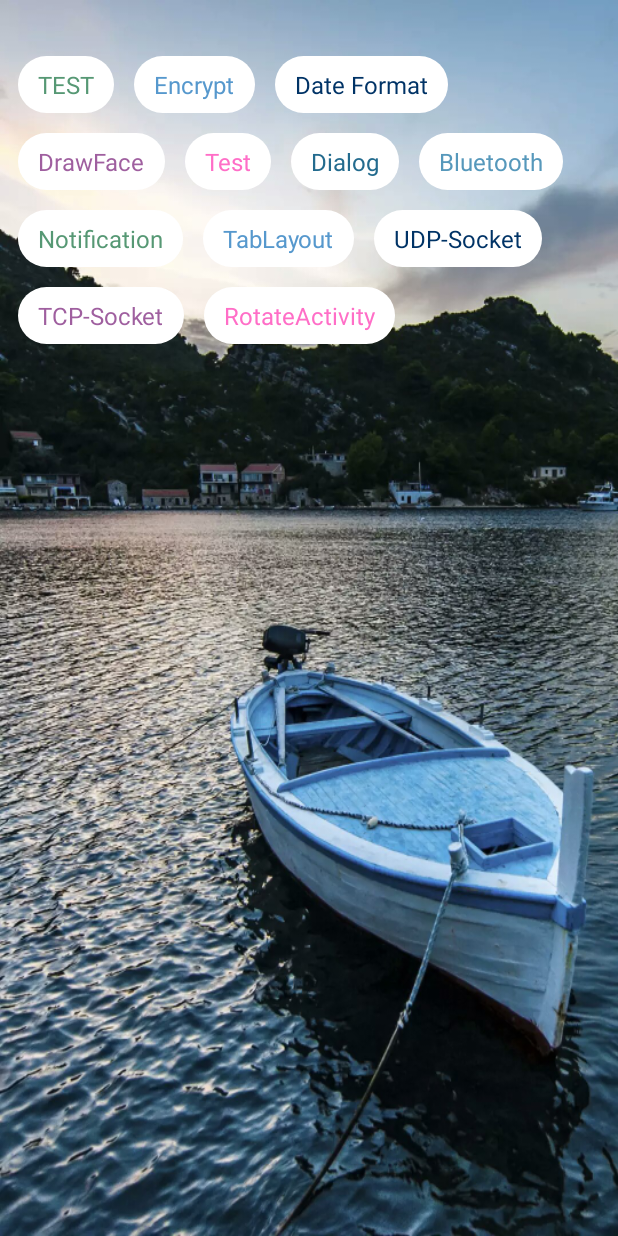
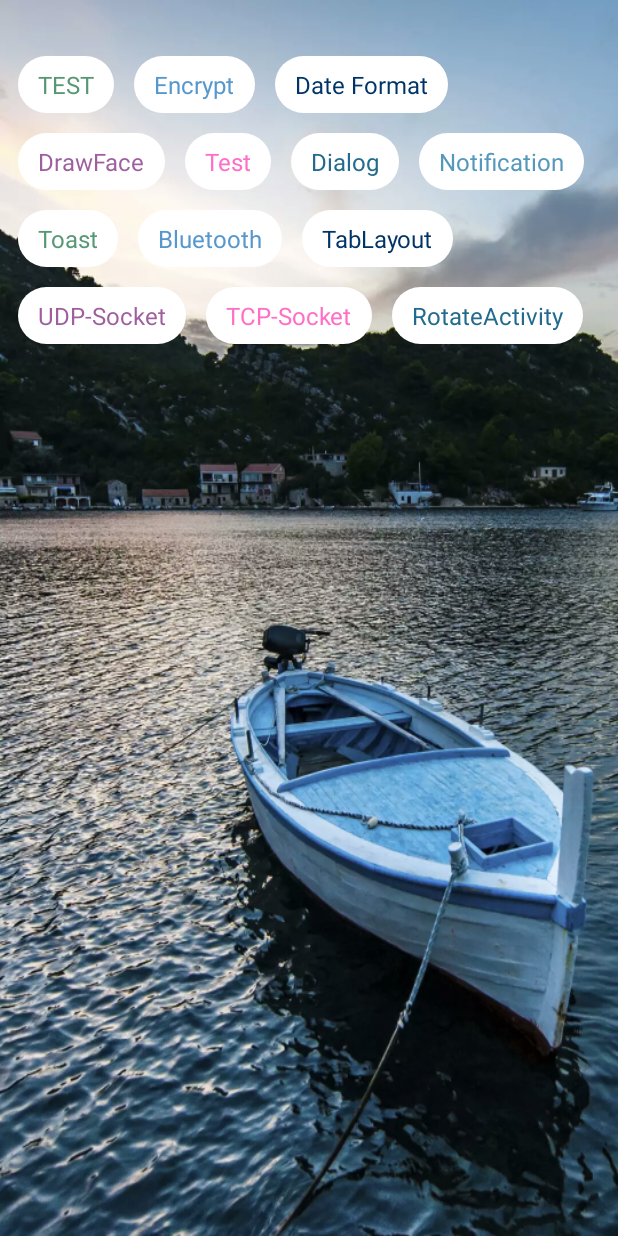
Before and after one commit to ansen360/CodeRepository, an Android app: the screen it shows after launch (MainActivity), on a phone screen of 412 x 824 dp. Run offline under Robolectric (Android 15) with nearby library versions, the phone set to English and light mode, and no system bars.

Commit message:
update toast utils

```diff
--- a/app/src/main/java/org/code/activity/DialogActivity.java
+++ b/app/src/main/java/org/code/activity/DialogActivity.java
@@ -16,9 +16,9 @@ import org.code.common.ToastUtils;
 /**
  * Created by Ansen on 2015/09/08 18:21.
  *
- * @E-mail: tomorrow_p@163.com
- * @Blog: http://blog.csdn.net/qq_25804863
- * @Github: https://github.com/ansen360
+ * @E-mail: ansen360@126.com
+ * @Blog: "http://blog.csdn.net/qq_25804863"
+ * @Github: "https://github.com/ansen360"
  * @PROJECT_NAME: CodeRepository
  * @PACKAGE_NAME: com.tomorrow_p.activity
  * @Description: TODO
--- a/app/src/main/java/org/code/common/GPSManager.java
+++ b/app/src/main/java/org/code/common/GPSManager.java
@@ -55,7 +55,7 @@ public class GPSManager {
         Intent GPSIntent = new Intent();
         GPSIntent.setClassName("com.android.settings", "com.android.settings.widget.SettingsAppWidgetProvide");
         GPSIntent.addCategory("android.intent.category.ALTERNATIVE");
-        GPSIntent.setData(Uri.parse("custom:3"));
+        GPSIntent.setData(Uri.parse("toast:3"));
 
         try {
             //使用PendingIntent发送广播告诉手机去开启GPS功能
--- /dev/null
+++ b/app/src/main/res/drawable/ic_toast_error.xml
@@ -0,0 +1,9 @@
+<vector xmlns:android="http://schemas.android.com/apk/res/android"
+        android:width="192dp"
+        android:height="192dp"
+        android:viewportWidth="192.0"
+        android:viewportHeight="192.0">
+    <path
+        android:pathData="M96,84.67C110.89,69.79 125.77,54.89 140.67,40C144.45,43.77 148.22,47.54 152,51.31C137.11,66.21 122.2,81.1 107.32,96C122.2,110.9 137.1,125.78 152,140.67C148.22,144.45 144.45,148.22 140.67,152C125.77,137.11 110.9,122.2 96,107.32C81.1,122.21 66.21,137.11 51.31,152C47.54,148.23 43.79,144.45 40,140.7C54.85,125.77 69.79,110.91 84.67,96C69.78,81.1 54.89,66.21 40,51.31C43.89,47.6 47.44,43.51 51.56,40.05C66.17,55.11 81.21,69.77 96,84.67Z"
+        android:fillColor="#ffffff"/>
+</vector>
--- /dev/null
+++ b/app/src/main/res/drawable/ic_toast_info.xml
@@ -0,0 +1,15 @@
+<vector xmlns:android="http://schemas.android.com/apk/res/android"
+        android:width="192dp"
+        android:height="192dp"
+        android:viewportWidth="192.0"
+        android:viewportHeight="192.0">
+    <path
+        android:pathData="M84.53,16.82C100.48,14.52 117.13,17.11 131.56,24.33C147.13,32.03 160.03,44.95 167.71,60.52C176.04,77.23 178.16,96.89 173.7,115.01C169.79,131.2 160.61,146.05 147.92,156.83C136.66,166.48 122.67,172.91 107.99,175.08C91.14,177.66 73.47,174.69 58.44,166.64C42.07,157.97 28.91,143.43 21.93,126.27C14.34,107.83 14.04,86.52 21.09,67.86C30.91,41.01 56.17,20.62 84.53,16.82M86.48,32.71C72.1,34.82 58.59,42.09 48.81,52.82C38.08,64.45 31.92,80.17 32.01,96C31.93,111.35 37.71,126.6 47.86,138.1C58.03,149.78 72.56,157.59 87.95,159.48C102.05,161.3 116.73,158.23 128.88,150.85C141.59,143.25 151.51,131.11 156.39,117.12C161.38,103.03 161.16,87.18 155.79,73.23C150.06,58.1 138.35,45.37 123.77,38.37C112.3,32.75 99.1,30.82 86.48,32.71Z"
+        android:fillColor="#ffffff"/>
+    <path
+        android:pathData="M88,56C93.33,56 98.67,56 104,56C104,61.33 104,66.67 104,72C98.67,72 93.33,72 88,72C88,66.67 88,61.33 88,56Z"
+        android:fillColor="#ffffff"/>
+    <path
+        android:pathData="M88,88C93.33,88 98.67,88 104,88C104,104 104,120 104,136C98.67,136 93.33,136 88,136C88,120 88,104 88,88Z"
+        android:fillColor="#ffffff"/>
+</vector>
--- /dev/null
+++ b/app/src/main/res/drawable/ic_toast_success.xml
@@ -0,0 +1,8 @@
+<?xml version="1.0" encoding="utf-8"?>
+<vector xmlns:android="http://schemas.android.com/apk/res/android" android:viewportWidth="192"
+    android:viewportHeight="192" android:width="192dp" android:height="192dp">
+    <group android:name="#ffffffff">
+        <path android:fillColor="#FFFFFF"
+            android:pathData=" M 72.00 129.35 C 100.24 101.14 128.43 72.88 156.69 44.68 C 160.45 48.46 164.23 52.22 168.00 56.00 C 136.00 88.00 104.00 120.00 72.00 152.00 C 57.10 137.11 42.20 122.21 27.31 107.31 C 31.09 103.54 34.85 99.75 38.64 96.00 C 49.75 107.13 60.87 118.24 72.00 129.35 Z" />
+    </group>
+</vector>
--- /dev/null
+++ b/app/src/main/res/drawable/ic_toast_warning.xml
@@ -0,0 +1,15 @@
+<vector xmlns:android="http://schemas.android.com/apk/res/android"
+        android:width="192dp"
+        android:height="192dp"
+        android:viewportWidth="192.0"
+        android:viewportHeight="192.0">
+    <path
+        android:pathData="M84.5,16.82C100.41,14.52 117.01,17.11 131.42,24.27C146.57,31.73 159.22,44.13 166.98,59.13C175.12,74.63 177.84,92.86 174.74,110.08C171.63,127.91 162.14,144.51 148.46,156.35C137.37,166.03 123.55,172.56 109.02,174.91C92.36,177.69 74.83,175.04 59.78,167.36C43.43,159.1 30.11,145.03 22.77,128.25C15.98,112.93 14.27,95.46 17.8,79.09C21.11,63.45 29.32,48.92 40.93,37.94C52.8,26.61 68.25,19.11 84.5,16.82M86.48,32.71C72.58,34.74 59.46,41.55 49.78,51.72C38.91,62.97 32.45,78.34 32.04,93.99C31.49,109.27 36.69,124.67 46.42,136.47C55.8,148.01 69.32,156.12 83.96,158.85C98.98,161.75 115.03,159.06 128.23,151.28C141.02,143.87 151.06,131.87 156.11,117.97C161.38,103.65 161.26,87.44 155.8,73.2C150.51,59.21 140.12,47.23 127.02,40.01C114.8,33.17 100.3,30.63 86.48,32.71Z"
+        android:fillColor="#ffffff"/>
+    <path
+        android:pathData="M88,56C93.33,56 98.67,56 104,56C104,72 104,88 104,104C98.67,104 93.33,104 88,104C88,88 88,72 88,56Z"
+        android:fillColor="#ffffff"/>
+    <path
+        android:pathData="M88,120C93.33,120 98.67,120 104,120C104,125.33 104,130.67 104,136C98.67,136 93.33,136 88,136C88,130.67 88,125.33 88,120Z"
+        android:fillColor="#ffffff"/>
+</vector>
```
Also changed, not shown: app/src/main/java/org/code/MainActivity.java (+24 -17 lines), app/src/main/java/org/code/common/ToastUtils.java (+137 -42 lines), app/src/main/res/layout/common_toast.xml (+20 -8 lines), app/src/main/res/mipmap-hdpi/bg_toast.9.png (added), app/src/main/res/mipmap-mdpi/bg_toast.9.png (added), app/src/main/res/mipmap-xhdpi/bg_toast.9.png (added), app/src/main/res/mipmap-xxhdpi/bg_toast.9.png (added), 3 other files.
